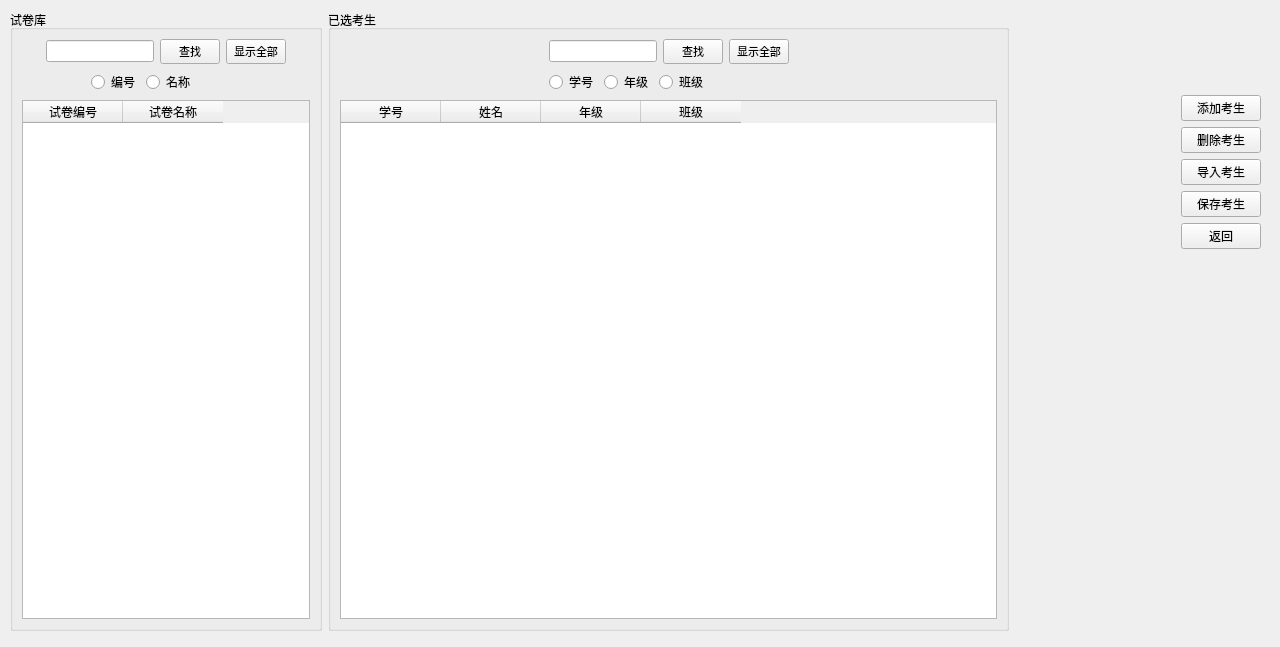
Above: server/papersetting.ui from AlanForeverAi/Exams before the change. Below: the same form after it.
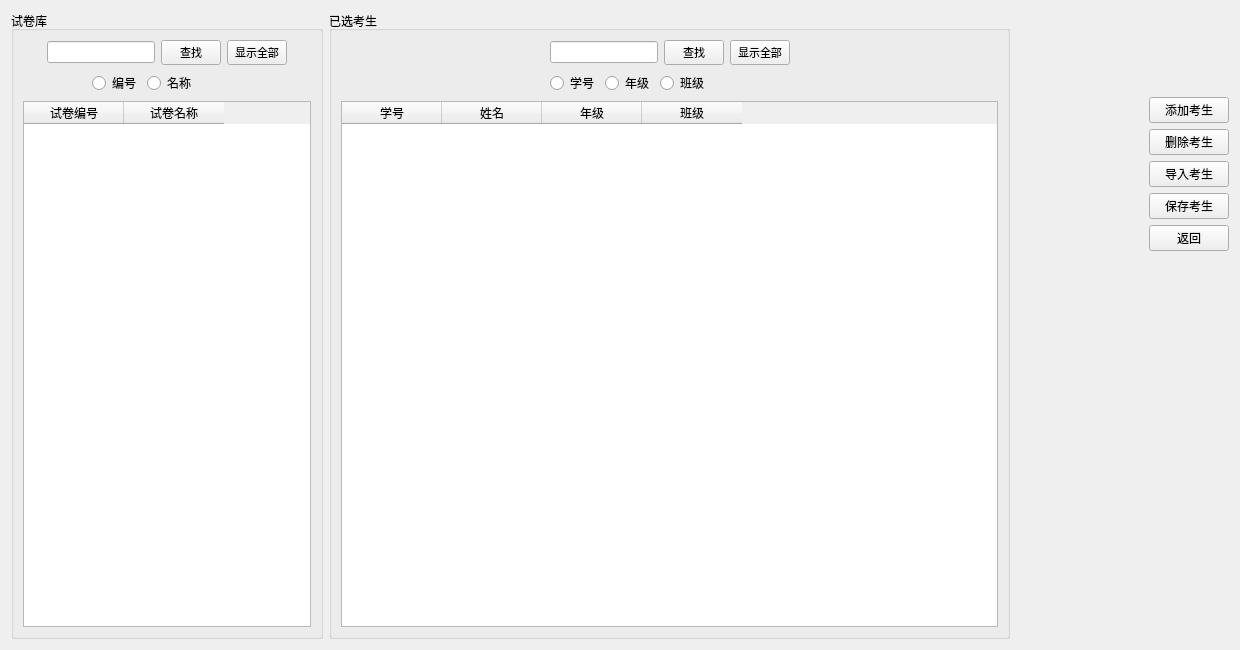
That is the form after the change.

```diff
--- a/server/papersetting.ui
+++ b/server/papersetting.ui
@@ -6,8 +6,8 @@
    <rect>
     <x>0</x>
     <y>0</y>
-    <width>1280</width>
-    <height>647</height>
+    <width>1240</width>
+    <height>650</height>
    </rect>
   </property>
   <property name="sizePolicy">
@@ -16,6 +16,18 @@
     <verstretch>0</verstretch>
    </sizepolicy>
   </property>
+  <property name="minimumSize">
+   <size>
+    <width>1240</width>
+    <height>650</height>
+   </size>
+  </property>
+  <property name="maximumSize">
+   <size>
+    <width>1240</width>
+    <height>650</height>
+   </size>
+  </property>
   <property name="font">
    <font>
     <pointsize>7</pointsize>
@@ -24,15 +36,8 @@
   <property name="windowTitle">
    <string>Form</string>
   </property>
-  <widget class="QWidget" name="layoutWidget">
-   <property name="geometry">
-    <rect>
-     <x>10</x>
-     <y>10</y>
-     <width>1251</width>
-     <height>621</height>
-    </rect>
-   </property>
+  <layout class="QGridLayout" name="gridLayout">
+   <item row="0" column="0">
    <layout class="QHBoxLayout" name="horizontalLayout">
     <item>
      <widget class="QGroupBox" name="groupBox_paper">
@@ -732,7 +737,8 @@
      </layout>
     </item>
    </layout>
-  </widget>
+   </item>
+  </layout>
  </widget>
  <resources/>
  <connections/>
```
Lines whose indentation alone changed are shown as unchanged.
